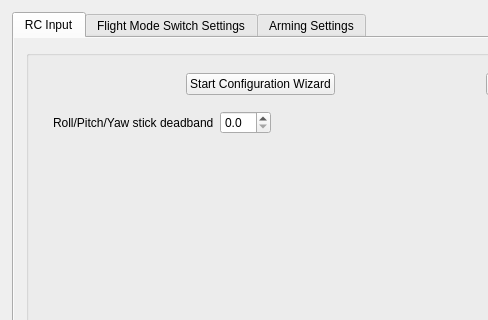
Above: ground/gcs/src/plugins/config/input.ui from d-ronin/dRonin before the change; both pictures show x 0 to 488 and y 0 to 320 of the 895 by 672 pixel window. Below: the same form after it.
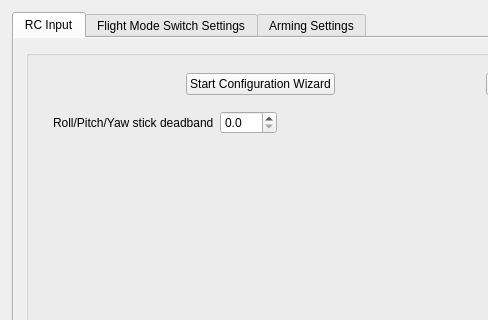
That is the form after the change. The open tabs and pages were chosen to show the change. Icons and pictures are not drawn.

```diff
--- a/ground/gcs/src/plugins/config/input.ui
+++ b/ground/gcs/src/plugins/config/input.ui
@@ -64,8 +64,8 @@
            <rect>
             <x>0</x>
             <y>0</y>
-            <width>865</width>
-            <height>589</height>
+            <width>867</width>
+            <height>587</height>
            </rect>
           </property>
           <layout class="QGridLayout" name="gridLayout">
@@ -268,7 +268,7 @@
                        <number>1</number>
                       </property>
                       <property name="maximum">
-                       <double>10.000000000000000</double>
+                       <double>100.000000000000000</double>
                       </property>
                       <property name="singleStep">
                        <double>0.100000000000000</double>
```
Left out of the diff: 164 changed lines with no effect on the pictures.
